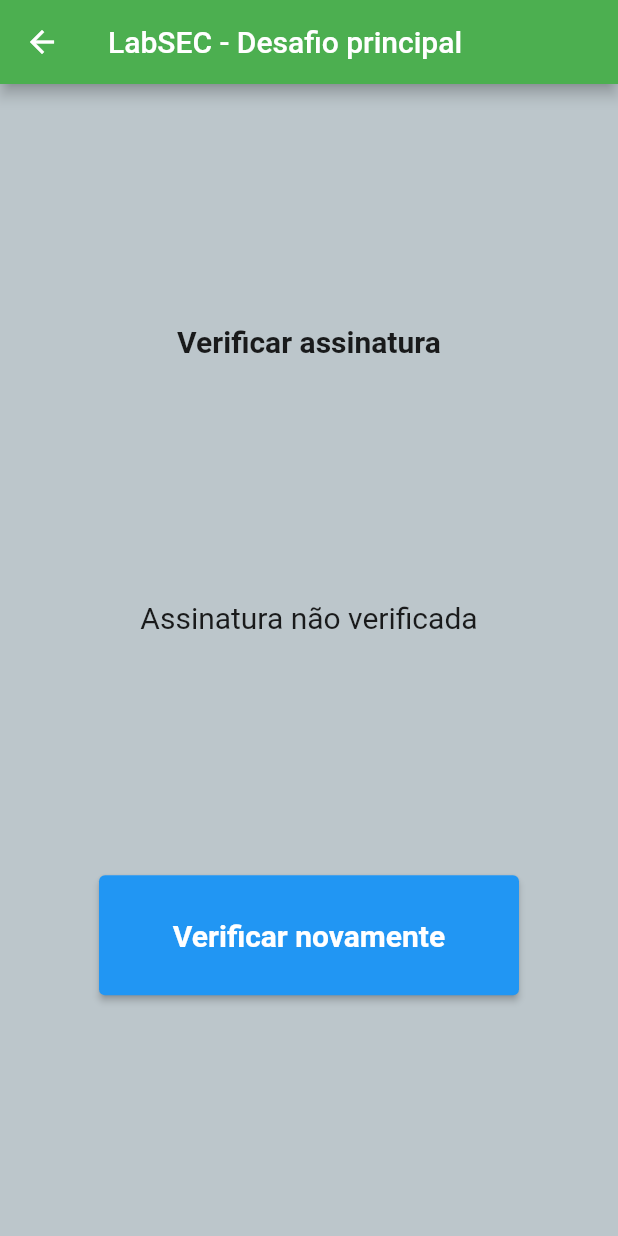
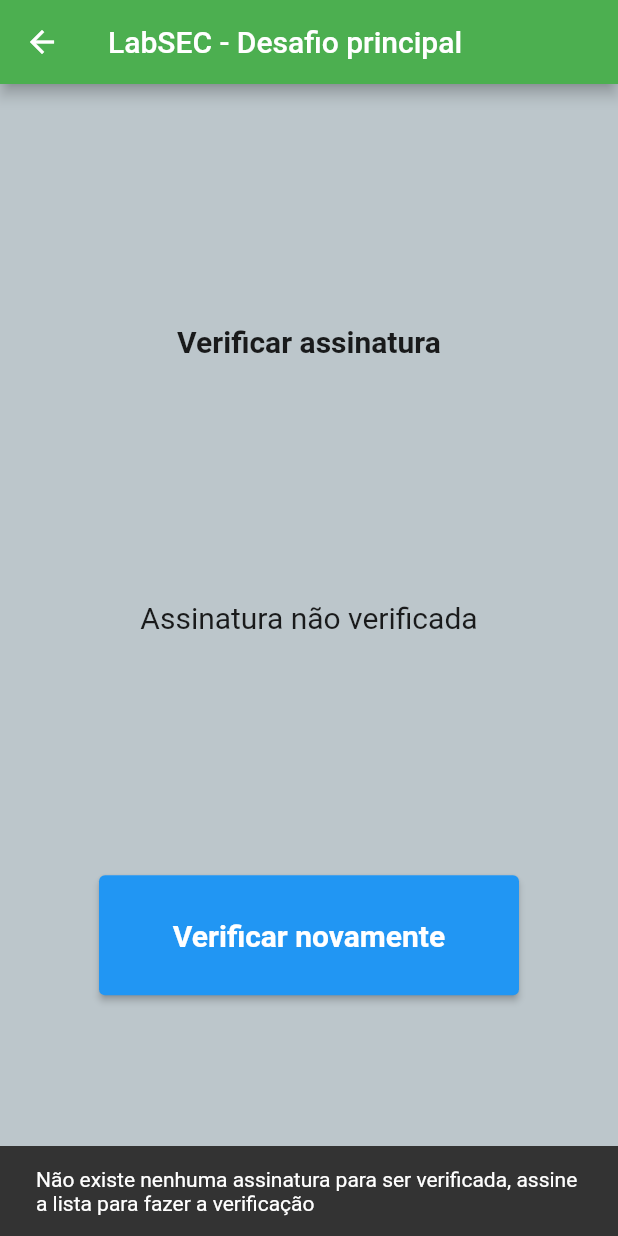
Before and after one commit to victorrgouvea/Processo-Seletivo-LabSEC, a Flutter app: the VerifySignaturePage screen opened by its route, after a tap on "Verificar novamente", on a phone screen of 412 x 824 dp. Run offline on Flutter 3.47's test engine with Material 2 defaults, Android fonts, the light colour scheme and no system bars; our stand-ins replace flutter_blue, permission_handler; missing offline and left inert: pointycastle; project files that could hold a hidden picture were left out.

Commit message:
verificações de assinatura e geração de chaves

```diff
--- a/Desafio principal/desafio_final_labsec/lib/verify_signature_page.dart
+++ b/Desafio principal/desafio_final_labsec/lib/verify_signature_page.dart
@@ -65,9 +65,15 @@ class _VerifySignaturePageState extends State<VerifySignaturePage> {
             ElevatedButton(
               style: ElevatedButton.styleFrom(minimumSize: const Size(280, 80)),
               onPressed: () {
-                bool isValid = verifySignature();
-                String result = (isValid) ? 'válida' : 'inválida';
-                context.read<AppProvider>().setSignatureState(result);
+                if (signature != null) {
+                  bool isValid = verifySignature();
+                  String result = (isValid) ? 'válida' : 'inválida';
+                  context.read<AppProvider>().setSignatureState(result);
+                } else {
+                  ScaffoldMessenger.of(context).showSnackBar(const SnackBar(
+                      content: Text(
+                          'Não existe nenhuma assinatura para ser verificada, assine a lista para fazer a verificação')));
+                }
               },
               child: const Text(
                 'Verificar novamente',
```
Also changed, not shown: Desafio principal/desafio_final_labsec/lib/rsa_key_page.dart (+4 -4 lines), Desafio principal/desafio_final_labsec/lib/sign_list_page.dart (+20 -1 lines).
